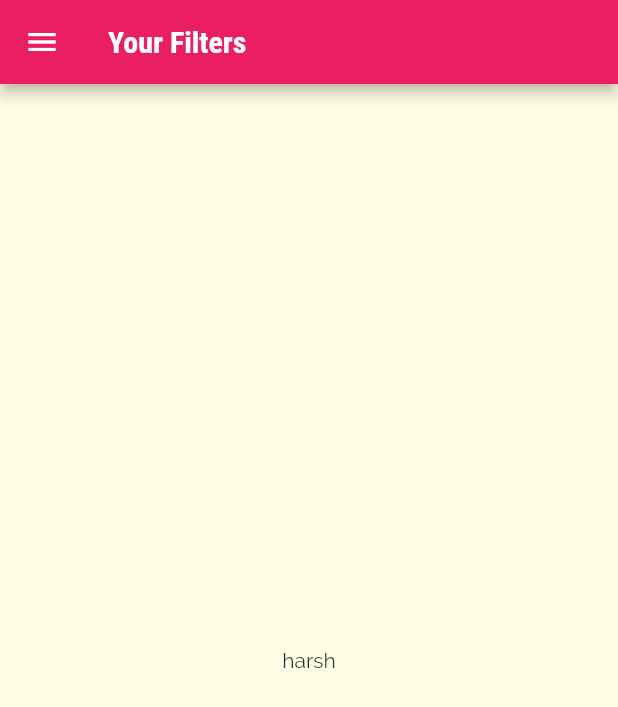
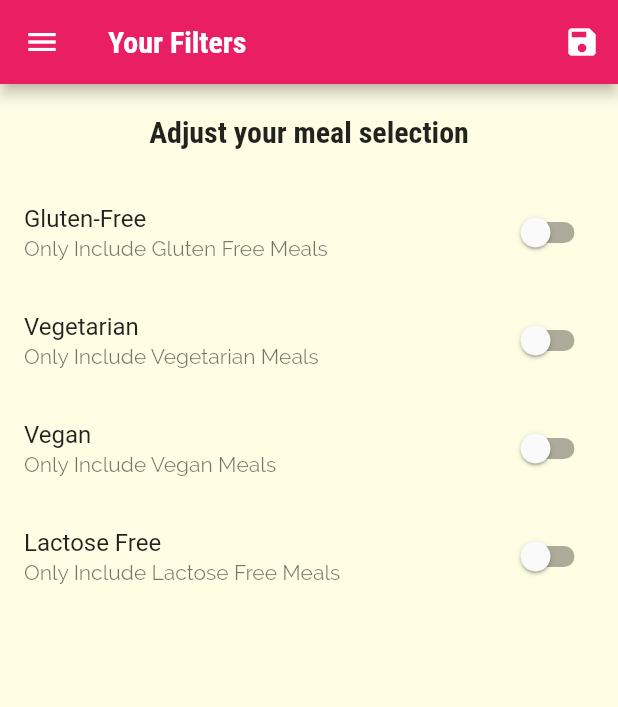
Before and after one commit to harsh4248/MealsApp, a Flutter app: the FilterScreen screen opened by its route, on a phone screen of 412 x 824 dp. Shown: the top 707 px of the screen. Run offline on Flutter 3.47's test engine with Material 2 defaults, Android fonts, the phone set to English and light mode, and no system bars.

Commit message:
added filter's logic in it

```diff
--- a/lib/main.dart
+++ b/lib/main.dart
@@ -1,5 +1,7 @@
 import 'package:flutter/material.dart';
 import 'package:flutter/widgets.dart';
+import 'package:meals_app/dummy_data.dart';
+import 'package:meals_app/models/meal.dart';
 import 'package:meals_app/screens/categories_screen.dart';
 import 'package:meals_app/screens/category_meals_screen.dart';
 import 'package:meals_app/screens/fillters_screen.dart';
@@ -7,7 +9,42 @@ import 'package:meals_app/screens/meal_detail_screen.dart';
 import 'package:meals_app/screens/tabs_screen.dart';
 
 void main() {
-  runApp(MaterialApp(
+  runApp(MyApp());
+}
+
+class MyApp extends StatefulWidget {
+  @override
+  _MyAppState createState() => _MyAppState();
+}
+
+class _MyAppState extends State<MyApp> {
+  Map<String,bool> _filters = {
+    'gluten':false,
+    'lactose':false,
+    'vegan':false,
+    "vegetarian":false,
+  };
+  List<Meal> _availableMeals = DUMMY_MEALS;
+
+  void _setFilter(Map<String,bool> data) {
+    setState(() {
+      _filters = data;
+      _availableMeals = DUMMY_MEALS.where((meal) {
+        if(_filters['gluten'] && !meal.isGlutenFree)
+          return false;
+        if(_filters['lactose'] && !meal.isLactoseFree)
+          return false;
+        if(_filters['vegan'] && !meal.isVegan)
+          return false;
+        if(_filters['vegetarian'] && !meal.isVegetarian)
+          return false;
+        return true;
+      }).toList();
+    });
+  }
+  @override
+  Widget build(BuildContext context) {
+    return MaterialApp(
       title: "DeliMeals",
       debugShowCheckedModeBanner: false,
       theme: ThemeData(
@@ -28,9 +65,9 @@ void main() {
       //home: TabsScreen(),
       routes: {
         '/': (ctx) => TabsScreen(),
-      '/category-meals': (ctx) => CategoryMealsScreen(),
+        '/category-meals': (ctx) => CategoryMealsScreen(_availableMeals),
         '/category-meals-details': (ctx) => MealDetail(),
-      '/filters-screen':(ctx)=> FilterScreen(),
+        '/filters-screen':(ctx)=> FilterScreen(_filters,_setFilter),
       },
       /*
     * onGenerateRoute: (setting) {},
@@ -44,8 +81,9 @@ void main() {
       // onUnknownRoute: (setting) {return MaterialPageRoute(builder: (context) {constructor})},
       onUnknownRoute: (setting) {
         return MaterialPageRoute(builder: (ctx) {
-        CategoriesScreen();
+          return CategoriesScreen();
         });
       },
-  ));
+    );
   }
+}
--- a/lib/screens/category_meals_screen.dart
+++ b/lib/screens/category_meals_screen.dart
@@ -1,7 +1,6 @@
 import 'package:flutter/material.dart';
 import 'package:flutter/widgets.dart';
 import 'package:meals_app/models/meal.dart';
-import 'package:meals_app/dummy_data.dart';
 import 'package:meals_app/widgets/meals_item.dart';
 
 class CategoryMealsScreen extends StatefulWidget {
@@ -9,6 +8,8 @@ class CategoryMealsScreen extends StatefulWidget {
   // final String categoryTitle;
   //
   // CategoryMealsScreen(this.categoryId,this.categoryTitle);
+  final List<Meal> availableMeal;
+  CategoryMealsScreen(List<Meal> meals): this.availableMeal = meals;
 
   @override
   _CategoryMealsScreenState createState() => _CategoryMealsScreenState();
@@ -37,7 +38,7 @@ class _CategoryMealsScreenState extends State<CategoryMealsScreen> {
           .arguments as Map<String, String>;
       categoryTitle = argsPassed['title'];
       categoryId = argsPassed['id'];
-      meals_list = DUMMY_MEALS.where((meal) {
+      meals_list = widget.availableMeal.where((meal) {
         return meal.categories.contains(categoryId);
       }).toList();
       isDataInit = true;
--- a/lib/screens/fillters_screen.dart
+++ b/lib/screens/fillters_screen.dart
@@ -1,17 +1,110 @@
 import 'package:flutter/material.dart';
 import 'package:meals_app/widgets/main_drawer.dart';
 
-class FilterScreen extends StatelessWidget {
+class FilterScreen extends StatefulWidget {
+  final Function saveFilter;
+  final Map<String,bool> currentFilter;
+
+  FilterScreen(this.currentFilter,this.saveFilter);
+
+  //FilterScreen(Function saveFilter,String someName) : this.saveFilter = saveFilter,this.someName =someName;
+
+
+  @override
+  _FilterScreenState createState() => _FilterScreenState();
+}
+
+class _FilterScreenState extends State<FilterScreen> {
+  bool _vegetarian = false;
+  bool _glutenFree = false;
+  bool _vegan = false;
+  bool _lactoseFree = false;
+
+  @override
+  initState() {
+
+    _vegetarian = widget.currentFilter['vegetarian'];
+    _vegan = widget.currentFilter['vegan'];
+    _lactoseFree = widget.currentFilter['lactose'];
+    _glutenFree = widget.currentFilter['gluten'];
+    super.initState();
+  }
+
+
+  Widget generateListTile(String title, String subTitle, bool currentValue,
+      Function updateValue) {
+    return SwitchListTile(
+      value: currentValue,
+      onChanged: updateValue,
+      title: Text(title),
+      subtitle: Text(subTitle),
+    );
+  }
+
   @override
   Widget build(BuildContext context) {
     return Scaffold(
-      appBar: AppBar(
-        title: Text("Your Filters"),
-      ),
-      drawer: MainDrawer(),
-      body: Center(
-        child: Text("harsh"),
-      ),
-    );
+        appBar: AppBar(
+          title: Text("Your Filters"),
+          actions: [
+            IconButton(icon: Icon(Icons.save), onPressed: () {
+              widget.saveFilter({
+                'gluten':_glutenFree,
+                'lactose':_lactoseFree,
+                'vegan':_vegan,
+                "vegetarian":_vegetarian,
+              });
+            })
+          ],
+        ),
+        drawer: MainDrawer(),
+        body: Column(
+          children: [
+            Container(
+              padding: EdgeInsets.all(20),
+              child: Text(
+                "Adjust your meal selection",
+                style: Theme
+                    .of(context)
+                    .textTheme
+                    .headline6,
+              ),
+            ),
+            Expanded(
+                child: ListView(
+                  children: [
+                    generateListTile('Gluten-Free',
+                        'Only Include Gluten Free Meals', _glutenFree, (
+                            newVal) {
+                          setState(() {
+                            _glutenFree = newVal;
+                          });
+                        }),
+                    generateListTile(
+                        'Vegetarian', 'Only Include Vegetarian Meals',
+                        _vegetarian,
+                            (newVal) {
+                          setState(() {
+                            _vegetarian = newVal;
+                          });
+                        }),
+                    generateListTile(
+                        'Vegan', 'Only Include Vegan Meals', _vegan,
+                            (newVal) {
+                          setState(() {
+                            _vegan = newVal;
+                          });
+                        }),
+                    generateListTile('Lactose Free',
+                        'Only Include Lactose Free Meals', _lactoseFree, (
+                            newVal) {
+                          setState(() {
+                            _lactoseFree = newVal;
+                          });
+                        }),
+                  ],
+                ))
+          ],
+        ));
   }
 }
```
Lines whose indentation alone changed are shown as unchanged.
